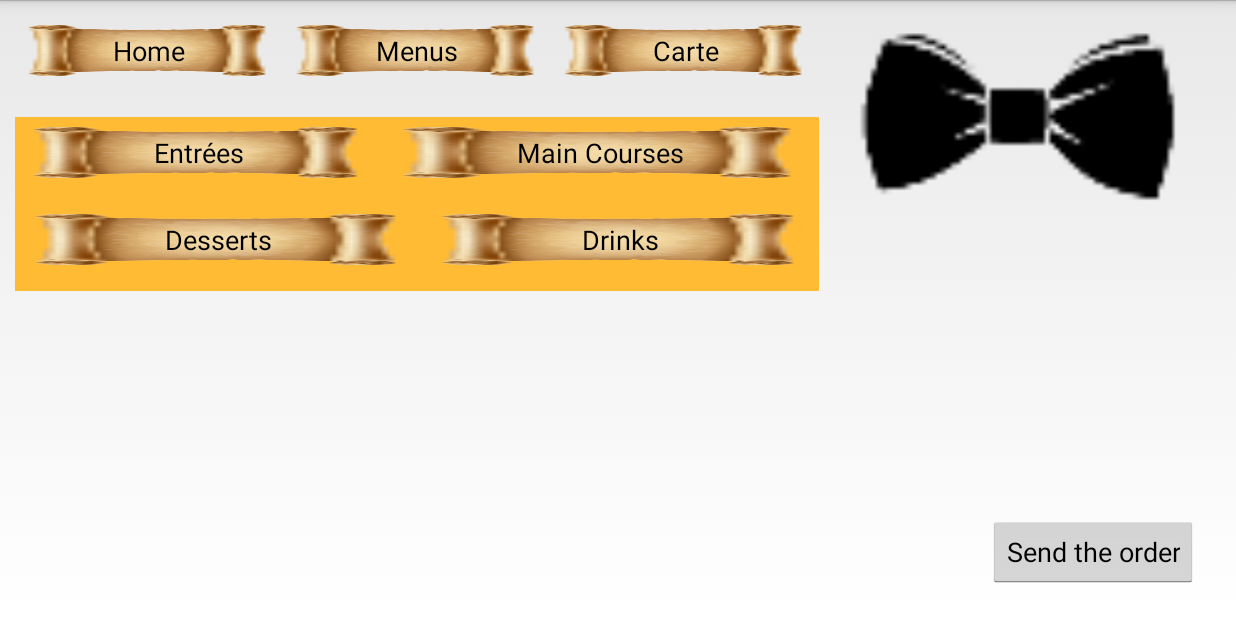
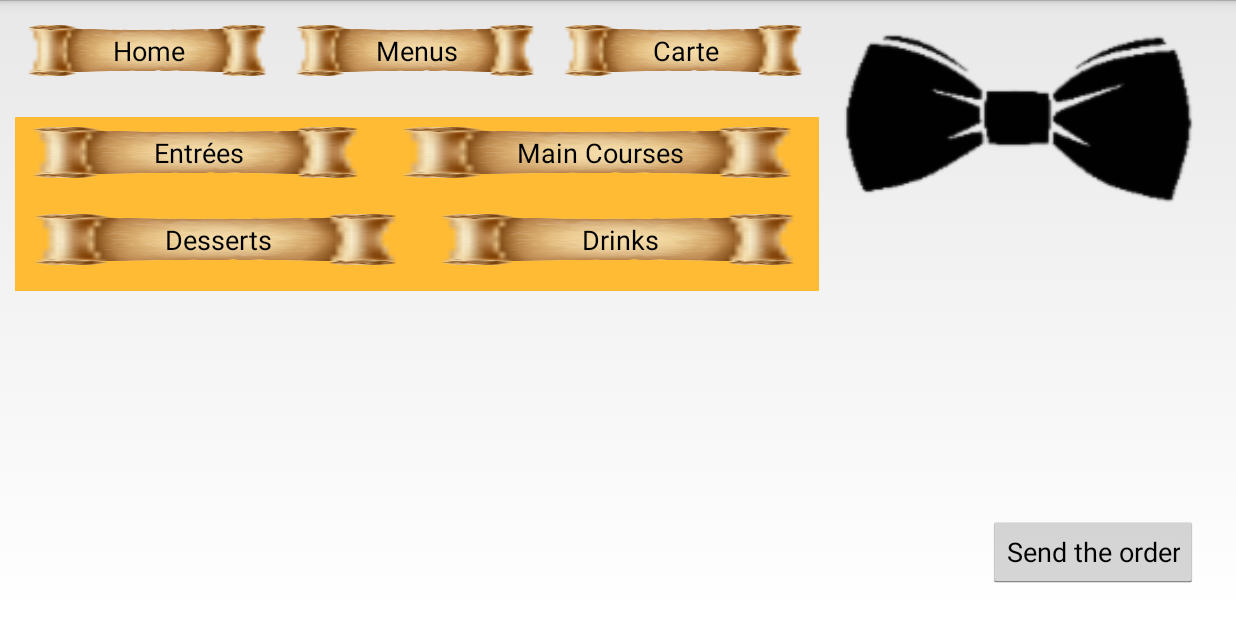
Before and after one commit to ThibaultGigant/ProjetIHM, an Android app: the CarteActivity screen opened directly, with no data from a screen before it, on a phone screen of 824 x 412 dp (held sideways). Run offline under Robolectric (Android 15) with nearby library versions, the phone set to English and light mode, and no system bars; 4 statements that could not run were skipped.

Commit message:
Changement images

```diff
--- a/Client/app/src/main/java/com/example/restauclient/AbstractCustomActivity.java
+++ b/Client/app/src/main/java/com/example/restauclient/AbstractCustomActivity.java
@@ -27,9 +27,7 @@ public class AbstractCustomActivity extends Activity {
             public void run() {
                 LinearLayout.LayoutParams params = new LinearLayout.LayoutParams(LinearLayout.LayoutParams.MATCH_PARENT, LinearLayout.LayoutParams.WRAP_CONTENT);
                 int width = mFrame.getWidth();
-                mFrame.setMinimumHeight(width);
-                params.topMargin = -width/4;
-                params.bottomMargin = -width/4;
+                mFrame.setMinimumHeight(width/2);
                 mFrame.setLayoutParams(params);
             }
         });
--- a/Client/app/src/main/res/layout/right_side_bar.xml
+++ b/Client/app/src/main/res/layout/right_side_bar.xml
@@ -20,7 +20,7 @@
             android:layout_width="match_parent"
             android:layout_height="wrap_content"
             android:layout_gravity="top|end"
-            android:background="@mipmap/bow_tie"
+            android:background="@drawable/bow_tie"
             android:onClick="popServeur"
             android:adjustViewBounds="true"
             android:baselineAlignBottom="false"
```
Also changed, not shown: Client/app/src/main/res/drawable-hdpi/bow_tie.png (added), Client/app/src/main/res/drawable-hdpi/minus.png (added), Client/app/src/main/res/drawable-mdpi/bow_tie.png (added), Client/app/src/main/res/drawable-mdpi/minus.png (added), Client/app/src/main/res/drawable-xhdpi/bow_tie.png (added), Client/app/src/main/res/drawable-xhdpi/minus.png (added), Client/app/src/main/res/drawable-xxhdpi/bow_tie.png (added), Client/app/src/main/res/drawable-xxhdpi/minus.png (added), Client/app/src/main/res/drawable-xxxhdpi/bow_tie.png (added), Client/app/src/main/res/drawable-xxxhdpi/minus.png (added).
